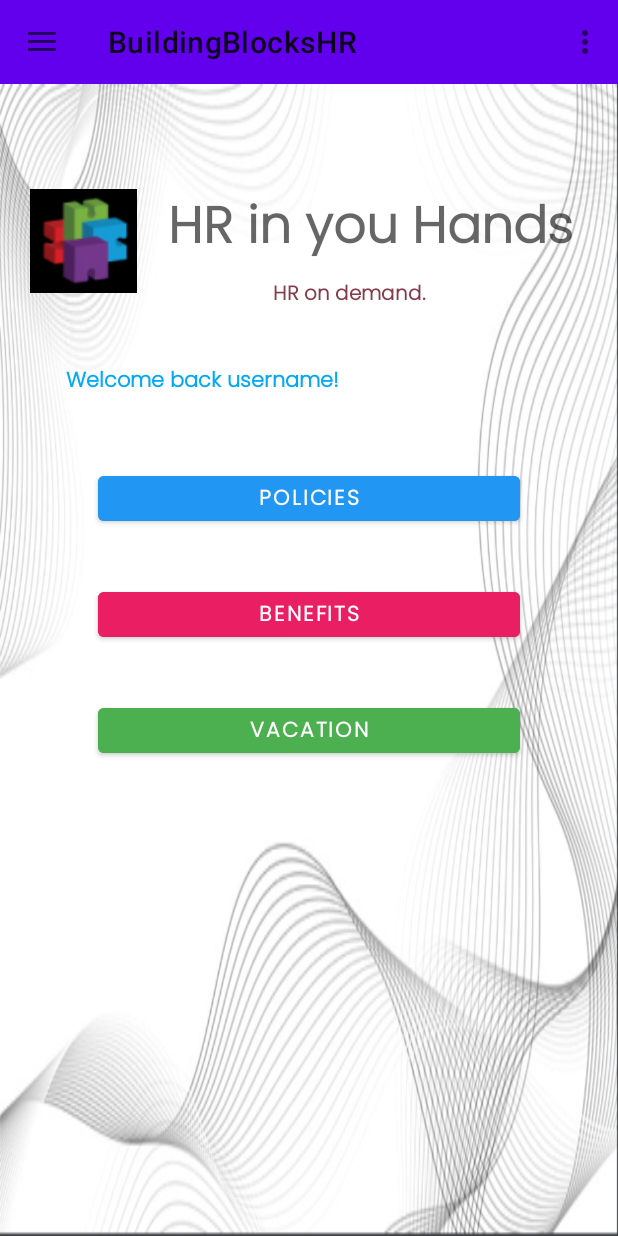
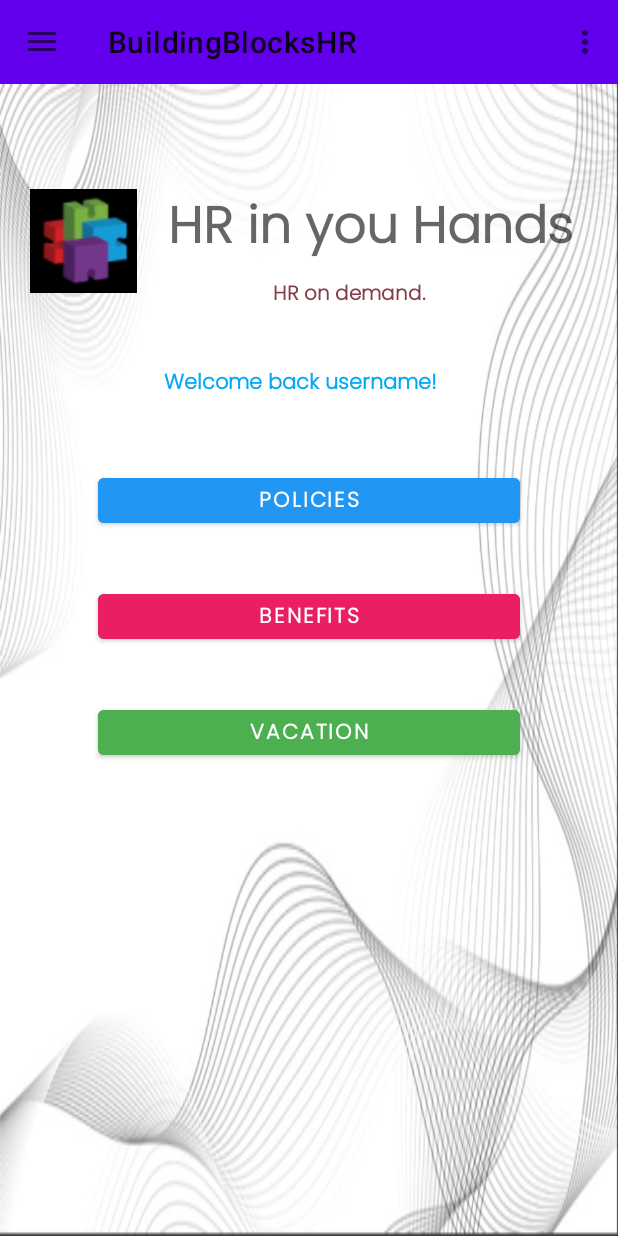
Before and after one commit to atibbel/App-BuildingBlocksHR, an Android app: the screen it shows after launch (MainActivity), on a phone screen of 412 x 824 dp. Run offline under Robolectric (Android 15) with nearby library versions, the light colour scheme and no system bars.

Commit message:
Minor changes

```diff
--- a/app/src/main/res/layout/activity_main.xml
+++ b/app/src/main/res/layout/activity_main.xml
@@ -81,15 +81,15 @@
         android:layout_height="33dp"
         android:layout_marginTop="5dp"
         android:fontFamily="@font/poppins_light"
-        android:text="Welcome back username!"
+        android:text="           Welcome back username!"
         android:textColor="#03A9F4"
         android:textStyle="bold"
         app:layout_constraintBottom_toBottomOf="parent"
         app:layout_constraintEnd_toEndOf="parent"
-        app:layout_constraintHorizontal_bias="0.287"
+        app:layout_constraintHorizontal_bias="0.424"
         app:layout_constraintStart_toStartOf="parent"
         app:layout_constraintTop_toBottomOf="@+id/slogan"
-        app:layout_constraintVertical_bias="0.052" />
+        app:layout_constraintVertical_bias="0.054" />
 
     <Button
         android:id="@+id/policyButton"
```
